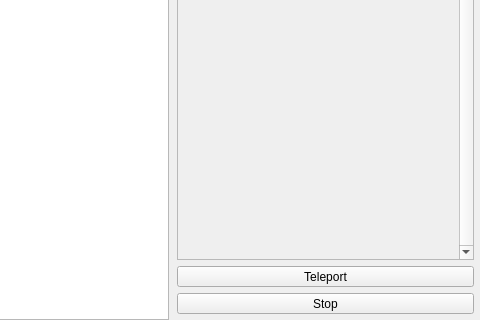
First picture: the form in Qt/Apps/NClient/RemoteControlView.ui, repository Neobot/PC, before the edit; both pictures show x 141 to 621 and y 194 to 514 of the 621 by 514 pixel window.
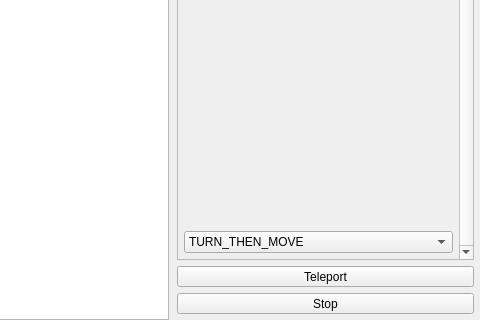
Second picture: the form after the edit. Custom widgets are drawn as their Qt base class.

Commit message: Improves remote control view

What changed in the file:
```diff
--- a/Qt/Apps/NClient/RemoteControlView.ui
+++ b/Qt/Apps/NClient/RemoteControlView.ui
@@ -175,8 +175,8 @@
              <rect>
               <x>0</x>
               <y>0</y>
-              <width>287</width>
-              <height>284</height>
+              <width>286</width>
+              <height>286</height>
              </rect>
             </property>
             <layout class="QVBoxLayout" name="pointsLayout">
@@ -246,6 +246,40 @@
                </property>
               </spacer>
              </item>
+             <item>
+              <layout class="QHBoxLayout" name="horizontalLayout_5">
+               <item>
+                <widget class="QComboBox" name="cbMoveType">
+                 <property name="sizePolicy">
+                  <sizepolicy hsizetype="Expanding" vsizetype="Fixed">
+                   <horstretch>0</horstretch>
+                   <verstretch>0</verstretch>
+                  </sizepolicy>
+                 </property>
+                 <item>
+                  <property name="text">
+                   <string>TURN_THEN_MOVE</string>
+                  </property>
+                 </item>
+                 <item>
+                  <property name="text">
+                   <string>TURN_AND_MOVE</string>
+                  </property>
+                 </item>
+                 <item>
+                  <property name="text">
+                   <string>TURN_ONLY</string>
+                  </property>
+                 </item>
+                 <item>
+                  <property name="text">
+                   <string>MOVE_ONLY</string>
+                  </property>
+                 </item>
+                </widget>
+               </item>
+              </layout>
+             </item>
             </layout>
            </widget>
           </widget>
```
Left out of the diff: 48 changed lines with no effect on the pictures. The commit also changes 5 other files.
